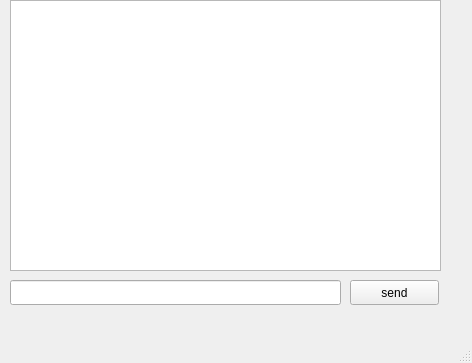
This is src/gui/mainwindow.ui in k-morozov/AppChat as Qt 5 draws it before an edit. The edited form follows.
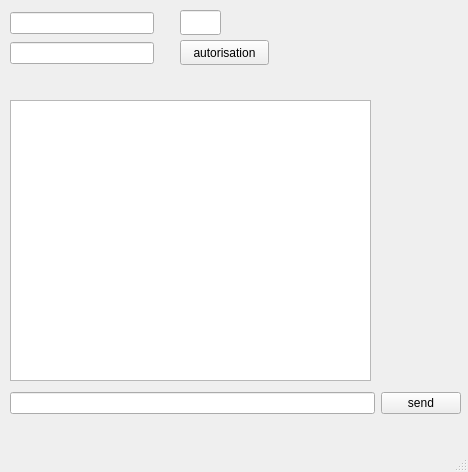
This is the edited form.

Patch:
```diff
--- a/src/gui/mainwindow.ui
+++ b/src/gui/mainwindow.ui
@@ -6,46 +6,86 @@
    <rect>
     <x>0</x>
     <y>0</y>
-    <width>472</width>
-    <height>363</height>
+    <width>468</width>
+    <height>472</height>
    </rect>
   </property>
   <property name="windowTitle">
    <string>MainWindow</string>
   </property>
   <widget class="QWidget" name="centralwidget">
-   <widget class="QPushButton" name="pushButton">
+   <widget class="QTextEdit" name="text_output">
     <property name="geometry">
      <rect>
-      <x>350</x>
-      <y>280</y>
+      <x>10</x>
+      <y>100</y>
+      <width>361</width>
+      <height>281</height>
+     </rect>
+    </property>
+   </widget>
+   <widget class="QPushButton" name="push_autorisation">
+    <property name="geometry">
+     <rect>
+      <x>180</x>
+      <y>40</y>
       <width>89</width>
       <height>25</height>
      </rect>
     </property>
     <property name="text">
-     <string>send</string>
+     <string>autorisation</string>
     </property>
    </widget>
    <widget class="QLineEdit" name="lineEdit">
     <property name="geometry">
      <rect>
-      <x>10</x>
-      <y>280</y>
-      <width>331</width>
+      <x>180</x>
+      <y>10</y>
+      <width>41</width>
       <height>25</height>
      </rect>
     </property>
    </widget>
-   <widget class="QTextEdit" name="textEdit">
+   <widget class="QWidget" name="">
     <property name="geometry">
      <rect>
       <x>10</x>
-      <y>0</y>
-      <width>431</width>
-      <height>271</height>
+      <y>390</y>
+      <width>451</width>
+      <height>27</height>
      </rect>
     </property>
+    <layout class="QHBoxLayout" name="horizontalLayout">
+     <item>
+      <widget class="QLineEdit" name="text_input"/>
+     </item>
+     <item>
+      <widget class="QPushButton" name="push_send">
+       <property name="text">
+        <string>send</string>
+       </property>
+      </widget>
+     </item>
+    </layout>
+   </widget>
+   <widget class="QWidget" name="">
+    <property name="geometry">
+     <rect>
+      <x>10</x>
+      <y>10</y>
+      <width>144</width>
+      <height>58</height>
+     </rect>
+    </property>
+    <layout class="QVBoxLayout" name="verticalLayout">
+     <item>
+      <widget class="QLineEdit" name="logon"/>
+     </item>
+     <item>
+      <widget class="QLineEdit" name="password"/>
+     </item>
+    </layout>
    </widget>
   </widget>
   <widget class="QMenuBar" name="menubar">
```
Left out of the diff: 4 changed lines with no effect on the pictures.
